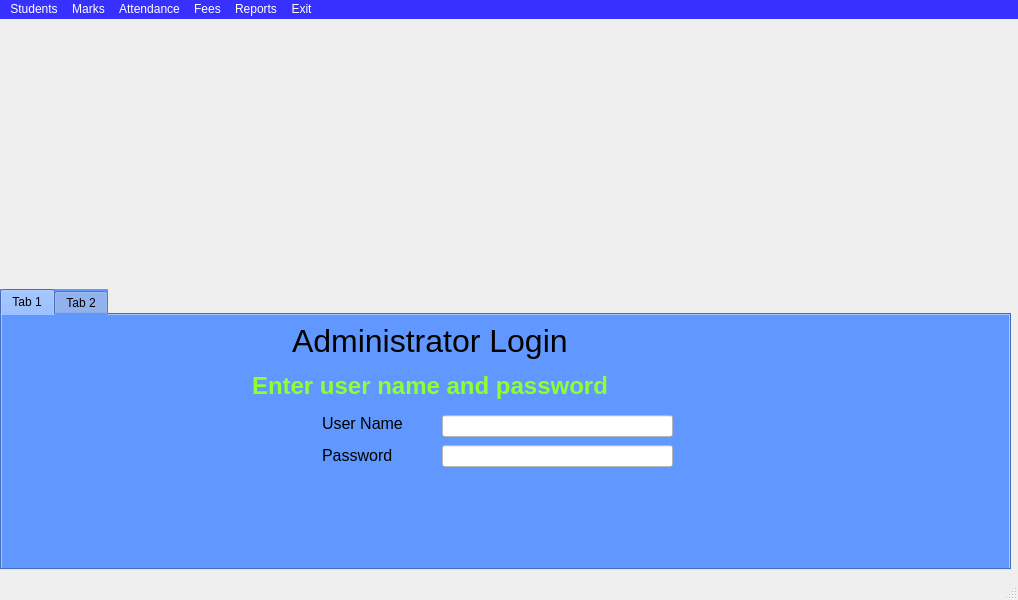
This is projects/School Management/school.ui in kirankumarjmeshram/pyqt as Qt 5 draws it before an edit. The edited form follows.
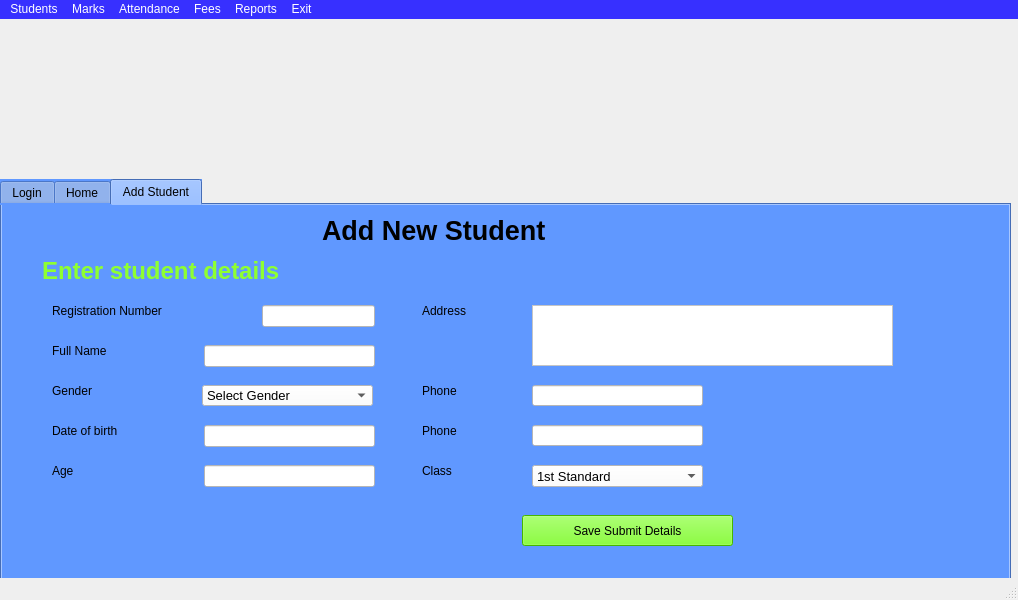
This is the edited form. Icons and pictures are not drawn.

The edit to the form file:
```diff
--- a/projects/School Management/school.ui
+++ b/projects/School Management/school.ui
@@ -20,10 +20,10 @@
     </property>
     <property name="geometry">
      <rect>
-      <x>0</x>
-      <y>0</y>
+      <x>-20</x>
+      <y>-10</y>
       <width>1021</width>
-      <height>271</height>
+      <height>161</height>
      </rect>
     </property>
     <property name="maximumSize">
@@ -46,23 +46,26 @@
     <property name="geometry">
      <rect>
       <x>0</x>
-      <y>270</y>
+      <y>160</y>
       <width>1011</width>
-      <height>281</height>
+      <height>411</height>
      </rect>
     </property>
     <property name="styleSheet">
      <string notr="true">background-color: rgb(96, 152, 255);</string>
     </property>
+    <property name="currentIndex">
+     <number>2</number>
+    </property>
     <widget class="QWidget" name="tab">
      <attribute name="title">
-      <string>Tab 1</string>
+      <string>Login</string>
      </attribute>
      <widget class="QLabel" name="label">
       <property name="geometry">
        <rect>
-        <x>290</x>
-        <y>0</y>
+        <x>320</x>
+        <y>10</y>
         <width>371</width>
         <height>51</height>
        </rect>
@@ -80,8 +83,8 @@
      <widget class="QLabel" name="label_2">
       <property name="geometry">
        <rect>
-        <x>250</x>
-        <y>50</y>
+        <x>270</x>
+        <y>80</y>
         <width>471</width>
         <height>41</height>
        </rect>
@@ -106,8 +109,8 @@
      <widget class="QLabel" name="label_3">
       <property name="geometry">
        <rect>
-        <x>320</x>
-        <y>100</y>
+        <x>330</x>
+        <y>150</y>
         <width>101</width>
         <height>16</height>
        </rect>
@@ -124,8 +127,8 @@
      <widget class="QLabel" name="label_4">
       <property name="geometry">
        <rect>
-        <x>320</x>
-        <y>130</y>
+        <x>330</x>
+        <y>190</y>
         <width>91</width>
         <height>20</height>
        </rect>
@@ -143,7 +146,7 @@
       <property name="geometry">
        <rect>
         <x>440</x>
-        <y>100</y>
+        <y>150</y>
         <width>231</width>
         <height>22</height>
        </rect>
@@ -161,7 +164,7 @@
       <property name="geometry">
        <rect>
         <x>440</x>
-        <y>130</y>
+        <y>190</y>
         <width>231</width>
         <height>22</height>
        </rect>
@@ -173,13 +176,529 @@
       </property>
       <property name="styleSheet">
        <string notr="true">background-color: rgb(255, 255, 255);</string>
+      </property>
+      <property name="echoMode">
+       <enum>QLineEdit::Password</enum>
+      </property>
+     </widget>
+     <widget class="QPushButton" name="pushButton">
+      <property name="geometry">
+       <rect>
+        <x>470</x>
+        <y>230</y>
+        <width>131</width>
+        <height>31</height>
+       </rect>
+      </property>
+      <property name="styleSheet">
+       <string notr="true">background-color: rgb(3, 255, 45);
+font: 12pt &quot;MS Shell Dlg 2&quot;;</string>
+      </property>
+      <property name="text">
+       <string>Login</string>
       </property>
      </widget>
     </widget>
     <widget class="QWidget" name="tab_2">
      <attribute name="title">
-      <string>Tab 2</string>
+      <string>Home</string>
      </attribute>
+     <widget class="QLabel" name="label_5">
+      <property name="geometry">
+       <rect>
+        <x>120</x>
+        <y>10</y>
+        <width>761</width>
+        <height>51</height>
+       </rect>
+      </property>
+      <property name="font">
+       <font>
+        <family>MS Shell Dlg 2</family>
+        <pointsize>24</pointsize>
+       </font>
+      </property>
+      <property name="text">
+       <string>Welcome to School Management System </string>
+      </property>
+     </widget>
+     <widget class="QLabel" name="label_6">
+      <property name="geometry">
+       <rect>
+        <x>290</x>
+        <y>90</y>
+        <width>411</width>
+        <height>221</height>
+       </rect>
+      </property>
+      <property name="text">
+       <string/>
+      </property>
+      <property name="pixmap">
+       <pixmap>schoolImg2.png</pixmap>
+      </property>
+     </widget>
+    </widget>
+    <widget class="QWidget" name="tab_3">
+     <attribute name="title">
+      <string>Add Student</string>
+     </attribute>
+     <widget class="QLabel" name="label_7">
+      <property name="geometry">
+       <rect>
+        <x>40</x>
+        <y>50</y>
+        <width>471</width>
+        <height>31</height>
+       </rect>
+      </property>
+      <property name="font">
+       <font>
+        <pointsize>18</pointsize>
+        <weight>75</weight>
+        <bold>true</bold>
+       </font>
+      </property>
+      <property name="styleSheet">
+       <string notr="true">color: rgb(142, 255, 49);</string>
+      </property>
+      <property name="frameShadow">
+       <enum>QFrame::Plain</enum>
+      </property>
+      <property name="text">
+       <string>Enter student details</string>
+      </property>
+     </widget>
+     <widget class="QLabel" name="label_8">
+      <property name="geometry">
+       <rect>
+        <x>320</x>
+        <y>10</y>
+        <width>371</width>
+        <height>31</height>
+       </rect>
+      </property>
+      <property name="font">
+       <font>
+        <family>MS Shell Dlg 2</family>
+        <pointsize>20</pointsize>
+        <weight>75</weight>
+        <bold>true</bold>
+       </font>
+      </property>
+      <property name="text">
+       <string>Add New Student</string>
+      </property>
+     </widget>
+     <widget class="QLabel" name="label_9">
+      <property name="geometry">
+       <rect>
+        <x>50</x>
+        <y>90</y>
+        <width>191</width>
+        <height>31</height>
+       </rect>
+      </property>
+      <property name="styleSheet">
+       <string notr="true">font: 12pt &quot;MS Shell Dlg 2&quot;;</string>
+      </property>
+      <property name="text">
+       <string>Registration Number</string>
+      </property>
+     </widget>
+     <widget class="QLineEdit" name="lineEdit_3">
+      <property name="geometry">
+       <rect>
+        <x>260</x>
+        <y>100</y>
+        <width>113</width>
+        <height>22</height>
+       </rect>
+      </property>
+      <property name="font">
+       <font>
+        <pointsize>10</pointsize>
+       </font>
+      </property>
+      <property name="styleSheet">
+       <string notr="true">background-color: rgb(255, 255, 255);</string>
+      </property>
+     </widget>
+     <widget class="QLabel" name="label_10">
+      <property name="geometry">
+       <rect>
+        <x>50</x>
+        <y>130</y>
+        <width>121</width>
+        <height>31</height>
+       </rect>
+      </property>
+      <property name="styleSheet">
+       <string notr="true">font: 12pt &quot;MS Shell Dlg 2&quot;;</string>
+      </property>
+      <property name="text">
+       <string>Full Name</string>
+      </property>
+     </widget>
+     <widget class="QLineEdit" name="lineEdit_4">
+      <property name="geometry">
+       <rect>
+        <x>202</x>
+        <y>140</y>
+        <width>171</width>
+        <height>22</height>
+       </rect>
+      </property>
+      <property name="font">
+       <font>
+        <pointsize>10</pointsize>
+       </font>
+      </property>
+      <property name="styleSheet">
+       <string notr="true">background-color: rgb(255, 255, 255);</string>
+      </property>
+     </widget>
+     <widget class="QLabel" name="label_11">
+      <property name="geometry">
+       <rect>
+        <x>50</x>
+        <y>170</y>
+        <width>121</width>
+        <height>31</height>
+       </rect>
+      </property>
+      <property name="styleSheet">
+       <string notr="true">font: 12pt &quot;MS Shell Dlg 2&quot;;</string>
+      </property>
+      <property name="text">
+       <string>Gender</string>
+      </property>
+     </widget>
+     <widget class="QComboBox" name="comboBox">
+      <property name="geometry">
+       <rect>
+        <x>200</x>
+        <y>180</y>
+        <width>171</width>
+        <height>21</height>
+       </rect>
+      </property>
+      <property name="font">
+       <font>
+        <pointsize>10</pointsize>
+       </font>
+      </property>
+      <property name="styleSheet">
+       <string notr="true">background-color: rgb(255, 255, 255);</string>
+      </property>
+      <item>
+       <property name="text">
+        <string>Select Gender</string>
+       </property>
+      </item>
+      <item>
+       <property name="text">
+        <string>Male</string>
+       </property>
+      </item>
+      <item>
+       <property name="text">
+        <string>Female</string>
+       </property>
+      </item>
+     </widget>
+     <widget class="QLabel" name="label_12">
+      <property name="geometry">
+       <rect>
+        <x>50</x>
+        <y>210</y>
+        <width>131</width>
+        <height>31</height>
+       </rect>
+      </property>
+      <property name="styleSheet">
+       <string notr="true">font: 12pt &quot;MS Shell Dlg 2&quot;;</string>
+      </property>
+      <property name="text">
+       <string>Date of birth</string>
+      </property>
+     </widget>
+     <widget class="QLineEdit" name="lineEdit_5">
+      <property name="geometry">
+       <rect>
+        <x>202</x>
+        <y>220</y>
+        <width>171</width>
+        <height>22</height>
+       </rect>
+      </property>
+      <property name="font">
+       <font>
+        <pointsize>10</pointsize>
+       </font>
+      </property>
+      <property name="styleSheet">
+       <string notr="true">background-color: rgb(255, 255, 255);</string>
+      </property>
+     </widget>
+     <widget class="QLabel" name="label_13">
+      <property name="geometry">
+       <rect>
+        <x>50</x>
+        <y>250</y>
+        <width>91</width>
+        <height>31</height>
+       </rect>
+      </property>
+      <property name="styleSheet">
+       <string notr="true">font: 12pt &quot;MS Shell Dlg 2&quot;;</string>
+      </property>
+      <property name="text">
+       <string>Age</string>
+      </property>
+     </widget>
+     <widget class="QLineEdit" name="lineEdit_6">
+      <property name="geometry">
+       <rect>
+        <x>202</x>
+        <y>260</y>
+        <width>171</width>
+        <height>22</height>
+       </rect>
+      </property>
+      <property name="font">
+       <font>
+        <pointsize>10</pointsize>
+       </font>
+      </property>
+      <property name="styleSheet">
+       <string notr="true">background-color: rgb(255, 255, 255);</string>
+      </property>
+     </widget>
+     <widget class="QLabel" name="label_14">
+      <property name="geometry">
+       <rect>
+        <x>420</x>
+        <y>90</y>
+        <width>91</width>
+        <height>31</height>
+       </rect>
+      </property>
+      <property name="styleSheet">
+       <string notr="true">font: 12pt &quot;MS Shell Dlg 2&quot;;</string>
+      </property>
+      <property name="text">
+       <string>Address</string>
+      </property>
+     </widget>
+     <widget class="QTextEdit" name="textEdit">
+      <property name="geometry">
+       <rect>
+        <x>530</x>
+        <y>100</y>
+        <width>361</width>
+        <height>61</height>
+       </rect>
+      </property>
+      <property name="font">
+       <font>
+        <family>MS Shell Dlg 2</family>
+        <pointsize>12</pointsize>
+        <weight>50</weight>
+        <italic>false</italic>
+        <bold>false</bold>
+       </font>
+      </property>
+      <property name="styleSheet">
+       <string notr="true">background-color: rgb(255, 255, 255);
+font: 12pt &quot;MS Shell Dlg 2&quot;;</string>
+      </property>
+     </widget>
+     <widget class="QLabel" name="label_15">
+      <property name="geometry">
+       <rect>
+        <x>420</x>
+        <y>170</y>
+        <width>101</width>
+        <height>31</height>
+       </rect>
+      </property>
+      <property name="styleSheet">
+       <string notr="true">font: 12pt &quot;MS Shell Dlg 2&quot;;</string>
+      </property>
+      <property name="text">
+       <string>Phone</string>
+      </property>
+     </widget>
+     <widget class="QLineEdit" name="lineEdit_7">
+      <property name="geometry">
+       <rect>
+        <x>530</x>
+        <y>180</y>
+        <width>171</width>
+        <height>21</height>
+       </rect>
+      </property>
+      <property name="font">
+       <font>
+        <pointsize>12</pointsize>
+       </font>
+      </property>
+      <property name="styleSheet">
+       <string notr="true">background-color: rgb(255, 255, 255);</string>
+      </property>
+      <property name="text">
+       <string/>
+      </property>
+     </widget>
+     <widget class="QLineEdit" name="lineEdit_8">
+      <property name="geometry">
+       <rect>
+        <x>530</x>
+        <y>220</y>
+        <width>171</width>
+        <height>21</height>
+       </rect>
+      </property>
+      <property name="font">
+       <font>
+        <pointsize>12</pointsize>
+       </font>
+      </property>
+      <property name="styleSheet">
+       <string notr="true">background-color: rgb(255, 255, 255);</string>
+      </property>
+      <property name="text">
+       <string/>
+      </property>
+     </widget>
+     <widget class="QLabel" name="label_16">
+      <property name="geometry">
+       <rect>
+        <x>420</x>
+        <y>210</y>
+        <width>101</width>
+        <height>31</height>
+       </rect>
+      </property>
+      <property name="styleSheet">
+       <string notr="true">font: 12pt &quot;MS Shell Dlg 2&quot;;</string>
+      </property>
+      <property name="text">
+       <string>Phone</string>
+      </property>
+     </widget>
+     <widget class="QLabel" name="label_17">
+      <property name="geometry">
+       <rect>
+        <x>420</x>
+        <y>250</y>
+        <width>81</width>
+        <height>31</height>
+       </rect>
+      </property>
+      <property name="styleSheet">
+       <string notr="true">font: 12pt &quot;MS Shell Dlg 2&quot;;</string>
+      </property>
+      <property name="text">
+       <string>Class</string>
+      </property>
+     </widget>
+     <widget class="QComboBox" name="comboBox_2">
+      <property name="geometry">
+       <rect>
+        <x>530</x>
+        <y>260</y>
+        <width>171</width>
+        <height>22</height>
+       </rect>
+      </property>
+      <property name="font">
+       <font>
+        <pointsize>10</pointsize>
+       </font>
+      </property>
+      <property name="styleSheet">
+       <string notr="true">background-color: rgb(255, 255, 255);</string>
+      </property>
+      <item>
+       <property name="text">
+        <string>1st Standard</string>
+       </property>
+      </item>
+      <item>
+       <property name="text">
+        <string>2nd Standerd</string>
+       </property>
+      </item>
+      <item>
+       <property name="text">
+        <string>3rd Standard</string>
+       </property>
+      </item>
+      <item>
+       <property name="text">
+        <string>4rth Standard</string>
+       </property>
+      </item>
+      <item>
+       <property name="text">
+        <string>5th Standard</string>
+       </property>
+      </item>
+      <item>
+       <property name="text">
+        <string>6th Standard</string>
+       </property>
+      </item>
+      <item>
+       <property name="text">
+        <string>7th Standard </string>
+       </property>
+      </item>
+      <item>
+       <property name="text">
+        <string>8th Standard</string>
+       </property>
+      </item>
+      <item>
+       <property name="text">
+        <string>9th Standard</string>
+       </property>
+      </item>
+      <item>
+       <property name="text">
+        <string>10th Standard</string>
+       </property>
+      </item>
+      <item>
+       <property name="text">
+        <string>11th Standard</string>
+       </property>
+      </item>
+      <item>
+       <property name="text">
+        <string>12th Standard</string>
+       </property>
+      </item>
+     </widget>
+     <widget class="QPushButton" name="pushButton_2">
+      <property name="geometry">
+       <rect>
+        <x>520</x>
+        <y>310</y>
+        <width>211</width>
+        <height>31</height>
+       </rect>
+      </property>
+      <property name="styleSheet">
+       <string notr="true">background-color: rgb(98, 255, 0);
+font: 12pt &quot;MS Shell Dlg 2&quot;;</string>
+      </property>
+      <property name="text">
+       <string>Save Submit Details</string>
+      </property>
+     </widget>
     </widget>
    </widget>
   </widget>
```
